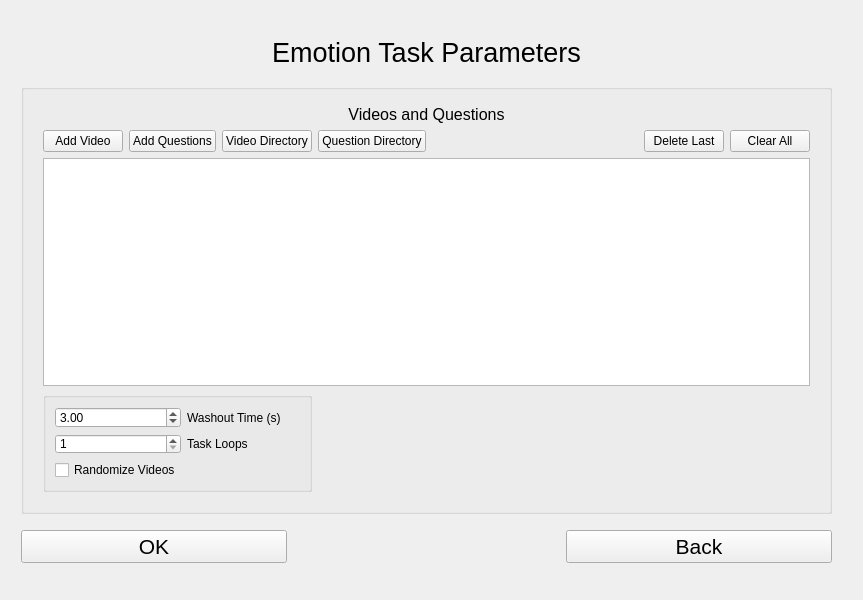
The window that EmotionTask/UI/emotionparameters.ui (FongAnthonyM/BehaviorTaskMaster) describes before a commit, drawn with Qt 5.
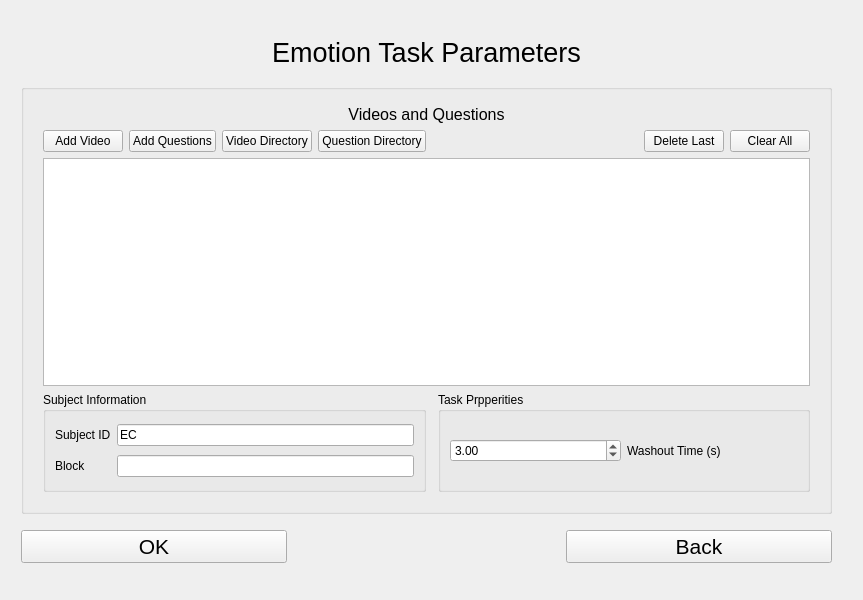
The same window after the commit.

Commit message: Finished making questionnaire widget and task sequencing.

What changed in the file:
```diff
--- a/EmotionTask/UI/emotionparameters.ui
+++ b/EmotionTask/UI/emotionparameters.ui
@@ -6,7 +6,7 @@
    <rect>
     <x>0</x>
     <y>0</y>
-    <width>800</width>
+    <width>836</width>
     <height>600</height>
    </rect>
   </property>
@@ -348,7 +348,40 @@
         </property>
        </widget>
       </item>
-      <item row="5" column="1" colspan="5">
+      <item row="5" column="1" colspan="6">
+       <widget class="QGroupBox" name="groupBox_3">
+        <property name="title">
+         <string>Subject Information</string>
+        </property>
+        <layout class="QGridLayout" name="gridLayout_3">
+         <item row="0" column="1">
+          <widget class="QLineEdit" name="subjectIDEdit">
+           <property name="text">
+            <string>EC</string>
+           </property>
+          </widget>
+         </item>
+         <item row="0" column="0">
+          <widget class="QLabel" name="label">
+           <property name="text">
+            <string>Subject ID</string>
+           </property>
+          </widget>
+         </item>
+         <item row="1" column="1">
+          <widget class="QLineEdit" name="blockEdit"/>
+         </item>
+         <item row="1" column="0">
+          <widget class="QLabel" name="label_3">
+           <property name="text">
+            <string>Block</string>
+           </property>
+          </widget>
+         </item>
+        </layout>
+       </widget>
+      </item>
+      <item row="5" column="8" colspan="3">
        <widget class="QGroupBox" name="groupBox_2">
         <property name="sizePolicy">
          <sizepolicy hsizetype="Preferred" vsizetype="Minimum">
@@ -363,19 +396,13 @@
          </size>
         </property>
         <property name="title">
-         <string/>
+         <string>Task Prpperities</string>
         </property>
         <layout class="QGridLayout" name="gridLayout_4">
-         <item row="2" column="0">
-          <widget class="QCheckBox" name="randomizeVideosBox">
+         <item row="0" column="1">
+          <widget class="QLabel" name="label_2">
            <property name="text">
-            <string>Randomize Videos</string>
-           </property>
-           <property name="checked">
-            <bool>false</bool>
-           </property>
-           <property name="tristate">
-            <bool>false</bool>
+            <string>Washout Time (s)</string>
            </property>
           </widget>
          </item>
@@ -386,30 +413,6 @@
            </property>
           </widget>
          </item>
-         <item row="1" column="1">
-          <widget class="QLabel" name="label">
-           <property name="text">
-            <string>Task Loops</string>
-           </property>
-          </widget>
-         </item>
-         <item row="1" column="0">
-          <widget class="QSpinBox" name="spinBox">
-           <property name="minimum">
-            <number>1</number>
-           </property>
-           <property name="maximum">
-            <number>9999</number>
-           </property>
-          </widget>
-         </item>
-         <item row="0" column="1">
-          <widget class="QLabel" name="label_2">
-           <property name="text">
-            <string>Washout Time (s)</string>
-           </property>
-          </widget>
-         </item>
         </layout>
        </widget>
       </item>
```
The commit also changes 11 other files.
